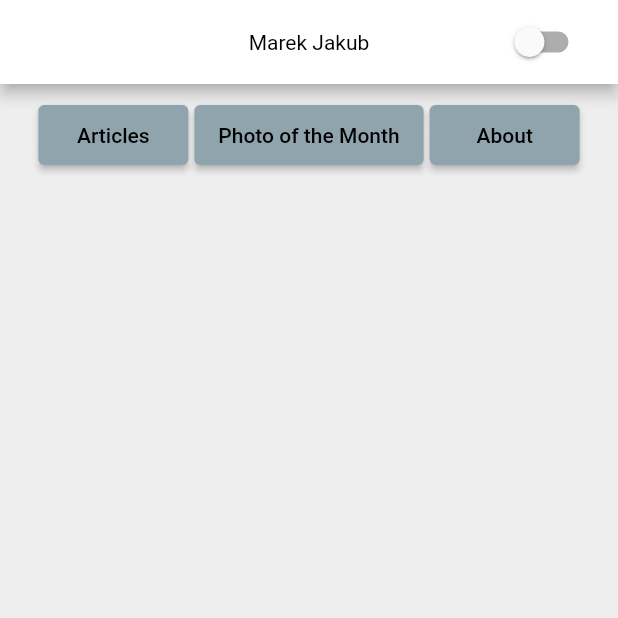
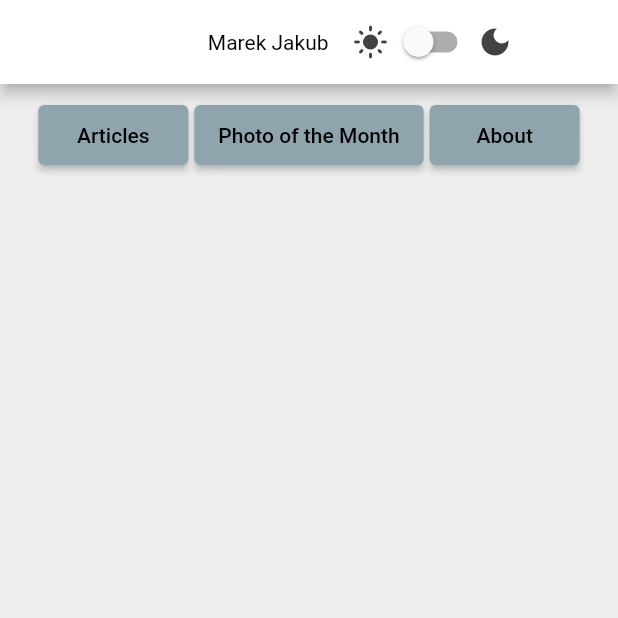
Before and after one commit to marek-jakub/personal_flutter, a Flutter app: the screen it shows after launch, on a phone screen of 412 x 824 dp, the top half of it. Run offline on Flutter 3.47's test engine with Material 2 defaults, Android fonts, the phone set to English and light mode, and no system bars; our stand-ins replace google_fonts.

Commit message:
Add light, dark mode icons.

```diff
--- a/lib/screens/welcome_screen.dart
+++ b/lib/screens/welcome_screen.dart
@@ -23,15 +23,16 @@ class _WelcomeScreenState extends State<WelcomeScreen> {
             automaticallyImplyLeading: false,
             centerTitle: true,
             actions: [
-              Padding(
-                padding: const EdgeInsets.fromLTRB(0, 0, 20, 0),
-                child: Switch(
-                  value: stateManager.darkMode,
-                  onChanged: (value) {
-                    stateManager.setDarkMode = value;
-                  },
-                ),
-              )
+              const Icon(Icons.light_mode),
+              Switch(
+                value: stateManager.darkMode,
+                onChanged: (value) {
+                  stateManager.setDarkMode = value;
+                },
+              ),
+              const Padding(
+                  padding: EdgeInsets.fromLTRB(0, 0, 70, 0),
+                  child: Icon(Icons.dark_mode)),
             ],
           ),
           body: Padding(
```
